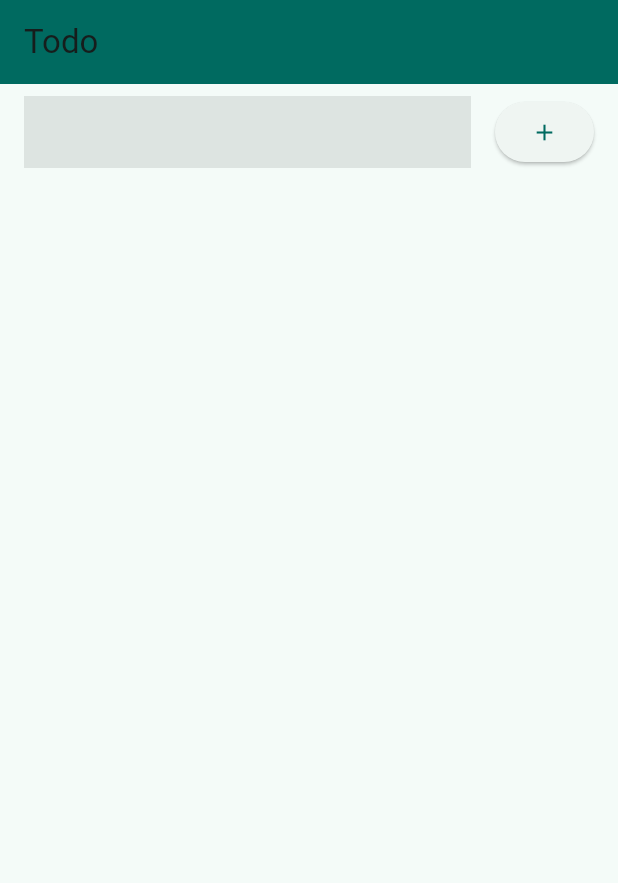
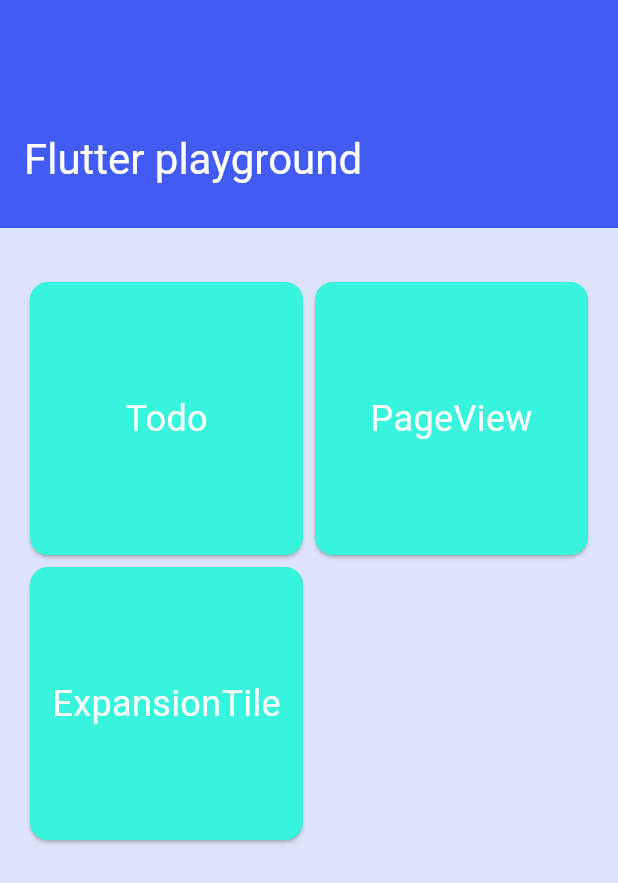
Before and after one commit to Zudah228/flutflutter_workspace_3_10, a Flutter app: the screen it shows after launch, on a phone screen of 412 x 824 dp. Shown: the top 883 px of the screen. Run offline on Flutter 3.47's test engine with Material 2 defaults, Android fonts, the phone set to English and light mode, and no system bars; our stand-ins replace carousel_slider, equatable, freezed_annotation.

```diff
--- a/analysis_options.yaml
+++ b/analysis_options.yaml
@@ -8,7 +8,10 @@
 # The following line activates a set of recommended lints for Flutter apps,
 # packages, and plugins designed to encourage good coding practices.
 include: package:flutter_lints/flutter.yaml
-
+analyzer:
+  exclude:
+    - 'lib/**/*.freezed.dart'
+    - 'lib/**/*.g.dart'
 linter:
   # The lint rules applied to this project can be customized in the
   # section below to disable rules from the `package:flutter_lints/flutter.yaml`
--- a/lib/app.dart
+++ b/lib/app.dart
@@ -1,13 +1,26 @@
 import 'package:flutter/material.dart';
 
-import 'pages/todo_list_page.dart';
+import 'pages/main/main_page.dart';
 
 class App extends StatelessWidget {
   const App({super.key});
 
   @override
   Widget build(BuildContext context) {
-    final colorScheme = ColorScheme.fromSeed(seedColor: Colors.teal);
+    const primary = Color(0xFF435BF5);
+    const colorScheme = ColorScheme(
+      brightness: Brightness.light,
+      primary: primary,
+      onPrimary: Colors.white,
+      secondary: Color(0xFF36F5DC),
+      onSecondary: Colors.white,
+      error: Color(0xFFEB718A),
+      onError: Colors.white,
+      background: Colors.white,
+      onBackground: Colors.black,
+      surface: Color(0xFFDDE3F9),
+      onSurface: Colors.white,
+    );
 
     return MaterialApp(
       title: 'Flutter Demo',
@@ -15,7 +28,7 @@ class App extends StatelessWidget {
         colorScheme: colorScheme,
         useMaterial3: true,
         appBarTheme: AppBarTheme(
-            backgroundColor: colorScheme.primary,
+          backgroundColor: colorScheme.primaryContainer,
         ),
         inputDecorationTheme: const InputDecorationTheme(
           filled: true,
@@ -30,8 +43,12 @@ class App extends StatelessWidget {
             vertical: 16,
             horizontal: 16,
           ),
-          )),
-      home: const TodoListPage(),
+        ),
+        cardTheme: CardTheme(
+          color: colorScheme.tertiaryContainer,
+        ),
+      ),
+      home: const MainPage(),
     );
   }
 }
--- /dev/null
+++ b/lib/pages/main/main_page.dart
@@ -0,0 +1,64 @@
+import 'package:flutter/material.dart';
+import 'package:flutter_workspace_3_10/pages/page_view/page_view_page.dart';
+import 'package:flutter_workspace_3_10/pages/todo/todo_list_page.dart';
+
+import '../expansion_tile/expansion_tile_page.dart';
+
+class MainPage extends StatelessWidget {
+  const MainPage({super.key});
+
+  static const routeName = '/main';
+
+  @override
+  Widget build(BuildContext context) {
+    return Scaffold(
+      body: CustomScrollView(
+        slivers: [
+          SliverAppBar.large(
+            title: const Text('Flutter playground'),
+          ),
+          SliverPadding(
+            padding: const EdgeInsets.symmetric(
+              vertical: 32,
+              horizontal: 16,
+            ),
+            sliver: SliverGrid.count(
+              crossAxisCount: 2,
+              children: <_Page>[
+                _Page(name: 'Todo', route: TodoListPage.route),
+                _Page(name: 'PageView', route: PageViewPage.route),
+                _Page(name: 'ExpansionTile', route: ExpansionTilePage.route),
+              ]
+                  .map(
+                    (page) => InkWell(
+                      onTap: () {
+                        Navigator.of(context).push(page.route());
+                      },
+                      child: Card(
+                        child: Center(
+                          child: Text(
+                            page.name,
+                            style: const TextStyle(
+                              fontSize: 24,
+                              fontWeight: FontWeight.w400,
+                            ),
+                          ),
+                        ),
+                      ),
+                    ),
+                  )
+                  .toList(),
+            ),
+          )
+        ],
+      ),
+    );
+  }
+}
+
+class _Page {
+  final String name;
+  final Route Function() route;
+
+  _Page({required this.name, required this.route});
+}
--- a/pubspec.yaml
+++ b/pubspec.yaml
@@ -12,8 +12,11 @@ dependencies:
   flutter:
     sdk: flutter
 
+  # UI
+  cupertino_icons: ^1.0.2
+  carousel_slider: ^4.2.1
 
-  cupertino_icons: ^1.0.2
+  # Extend Dart
   freezed_annotation: ^2.2.0
   equatable: ^2.0.5
   uuid: ^3.0.7
```
Also changed, not shown: lib/pages/expansion_tile/expansion_tile_page.dart (added, +46 -0 lines), lib/pages/page_view/page_view_page.dart (added, +122 -0 lines), lib/pages/todo/todo_list_page.dart (renamed from lib/pages/todo_list_page.dart, +4 -3 lines), lib/pages/todo/todo_details_page.dart (renamed from lib/pages/todo_details_page.dart), pubspec.lock. Lines whose indentation alone changed are shown as unchanged.
